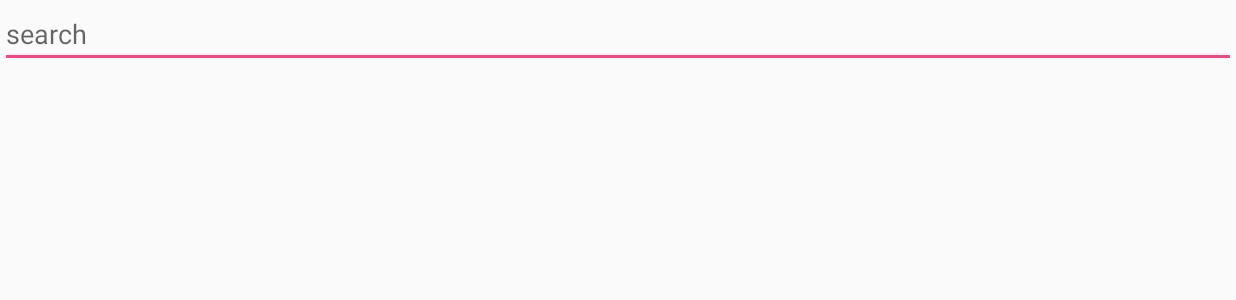
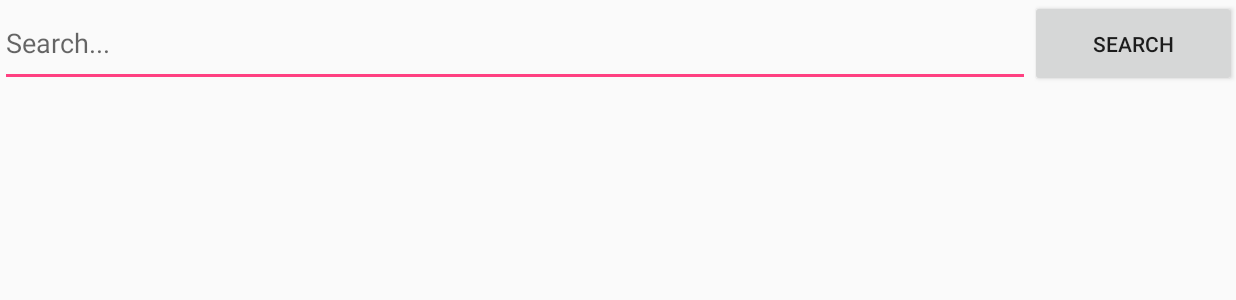
Before and after one commit to luisf11/youtube-android-client, an Android app: the screen it shows after launch (SearchActivity), on a phone screen of 824 x 412 dp (held sideways). Shown: the top 300 px of the screen. Run offline under Robolectric (Android 15) with nearby library versions, the phone set to English and light mode, and no system bars; pictures from the network do not load.

Commit message:
search layout modified to fit screen

```diff
--- a/app/src/main/java/com/example/luisf11/youtubeclient/SearchActivity.java
+++ b/app/src/main/java/com/example/luisf11/youtubeclient/SearchActivity.java
@@ -11,6 +11,7 @@ import android.view.ViewGroup;
 import android.view.inputmethod.EditorInfo;
 import android.widget.AdapterView;
 import android.widget.ArrayAdapter;
+import android.widget.Button;
 import android.widget.EditText;
 import android.widget.ImageView;
 import android.widget.ListView;
@@ -25,6 +26,7 @@ public class SearchActivity extends Activity {
 
     private EditText searchInput;
     private ListView videosFound;
+    private Button searchButton;
     private VideoAdapter videoAdapter;
     private Handler handler;
 
@@ -36,7 +38,7 @@ public class SearchActivity extends Activity {
         setContentView(R.layout.activity_search);
         searchInput = (EditText) findViewById(R.id.search_input);
         videosFound = (ListView) findViewById(R.id.videos_found);
-
+        searchButton = (Button) findViewById(R.id.button_search);
         handler = new Handler();
 
         searchInput.setOnEditorActionListener(new TextView.OnEditorActionListener() {
@@ -53,7 +55,12 @@ public class SearchActivity extends Activity {
 
         addClickListener();
 
-
+        searchButton.setOnClickListener(new View.OnClickListener() {
+            @Override
+            public void onClick(View view) {
+               searchOnYoutube(searchInput.getText().toString());
+            }
+        });
 
 
 
--- a/app/src/main/res/layout/activity_search.xml
+++ b/app/src/main/res/layout/activity_search.xml
@@ -3,15 +3,28 @@
     android:layout_width="match_parent"
     android:layout_height="match_parent"
     android:orientation="vertical" >
+    <LinearLayout
+        android:layout_width="match_parent"
+        android:layout_height="58dp"
+        android:orientation="horizontal"
+        android:weightSum="3.0">
 
-    <EditText
-        android:layout_width="match_parent"
-        android:layout_height="wrap_content"
-        android:hint="search"
-        android:id="@+id/search_input"
-        android:singleLine="true"
-        />
+        <EditText
+            android:id="@+id/search_input"
+            android:layout_width="match_parent"
+            android:layout_height="match_parent"
+            android:hint="@string/search_hint"
+            android:layout_weight="0.5"
+            android:maxLines="1" />
 
+        <Button
+            android:id="@+id/button_search"
+            android:layout_width="match_parent"
+            android:layout_height="match_parent"
+            android:layout_alignParentRight="true"
+            android:text="@string/button_search"
+            android:layout_weight="2.5"/>
+    </LinearLayout>
     <ListView
         android:id="@+id/videos_found"
         android:layout_width="match_parent"
--- a/app/src/main/res/layout/video_item.xml
+++ b/app/src/main/res/layout/video_item.xml
@@ -6,8 +6,8 @@
 
     <ImageView
         android:id="@+id/video_thumbnail"
-        android:layout_width="128dp"
-        android:layout_height="128dp"
+        android:layout_width="250dp"
+        android:layout_height="250dp"
         android:layout_alignParentLeft="true"
         android:layout_alignParentTop="true"
         android:layout_marginRight="20dp"/>
@@ -19,6 +19,7 @@
         android:layout_toRightOf="@+id/video_thumbnail"
         android:layout_alignParentTop="true"
         android:layout_marginTop="5dp"
+        android:textSize="25sp"
         android:textStyle="bold"/>
 
     <TextView
@@ -27,7 +28,7 @@
         android:layout_height="wrap_content"
         android:layout_toRightOf="@+id/video_thumbnail"
         android:layout_below="@+id/video_title"
-        android:textSize="15sp"/>
+        android:textSize="25sp"/>
 
 
 
--- a/app/src/main/res/values/strings.xml
+++ b/app/src/main/res/values/strings.xml
@@ -2,4 +2,6 @@
     <string name="app_name">YoutubeClient</string>
     <string name="action_settings">Settings</string>
     <string name="title_activity_player">PlayerActivity</string>
+    <string name="search_hint">Search...</string>
+    <string name="button_search">Search</string>
 </resources>
```
